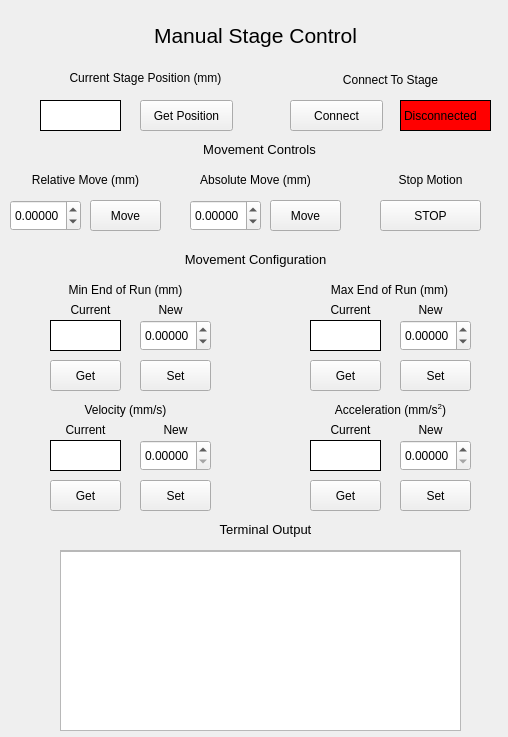
Qt form manualstagecontrol.ui (TimSamuelsen/CLIP3DPrinterGUI) before a commit.
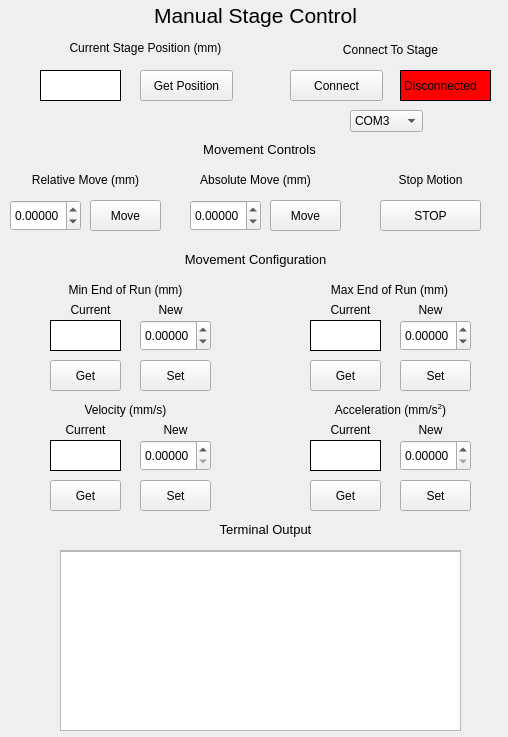
The same form after that commit.

```diff
--- a/manualstagecontrol.ui
+++ b/manualstagecontrol.ui
@@ -103,7 +103,7 @@
    <property name="geometry">
     <rect>
      <x>0</x>
-     <y>70</y>
+     <y>40</y>
      <width>291</width>
      <height>16</height>
     </rect>
@@ -216,7 +216,7 @@
    <property name="geometry">
     <rect>
      <x>10</x>
-     <y>20</y>
+     <y>0</y>
      <width>491</width>
      <height>31</height>
     </rect>
@@ -470,7 +470,7 @@
    <property name="geometry">
     <rect>
      <x>40</x>
-     <y>100</y>
+     <y>70</y>
      <width>81</width>
      <height>31</height>
     </rect>
@@ -575,7 +575,7 @@
    <property name="geometry">
     <rect>
      <x>140</x>
-     <y>100</y>
+     <y>70</y>
      <width>93</width>
      <height>31</height>
     </rect>
@@ -588,7 +588,7 @@
    <property name="geometry">
     <rect>
      <x>290</x>
-     <y>100</y>
+     <y>70</y>
      <width>93</width>
      <height>31</height>
     </rect>
@@ -601,7 +601,7 @@
    <property name="geometry">
     <rect>
      <x>280</x>
-     <y>70</y>
+     <y>40</y>
      <width>221</width>
      <height>20</height>
     </rect>
@@ -666,7 +666,7 @@
    <property name="geometry">
     <rect>
      <x>400</x>
-     <y>100</y>
+     <y>70</y>
      <width>91</width>
      <height>31</height>
     </rect>
@@ -717,6 +717,46 @@
     <string>STOP</string>
    </property>
   </widget>
+  <widget class="QComboBox" name="COMPortSelect">
+   <property name="geometry">
+    <rect>
+     <x>350</x>
+     <y>110</y>
+     <width>73</width>
+     <height>22</height>
+    </rect>
+   </property>
+   <item>
+    <property name="text">
+     <string>COM3</string>
+    </property>
+   </item>
+   <item>
+    <property name="text">
+     <string>COM4</string>
+    </property>
+   </item>
+   <item>
+    <property name="text">
+     <string>COM5</string>
+    </property>
+   </item>
+   <item>
+    <property name="text">
+     <string>COM6</string>
+    </property>
+   </item>
+   <item>
+    <property name="text">
+     <string>COM7</string>
+    </property>
+   </item>
+   <item>
+    <property name="text">
+     <string>COM8</string>
+    </property>
+   </item>
+  </widget>
  </widget>
  <resources/>
  <connections/>
```
